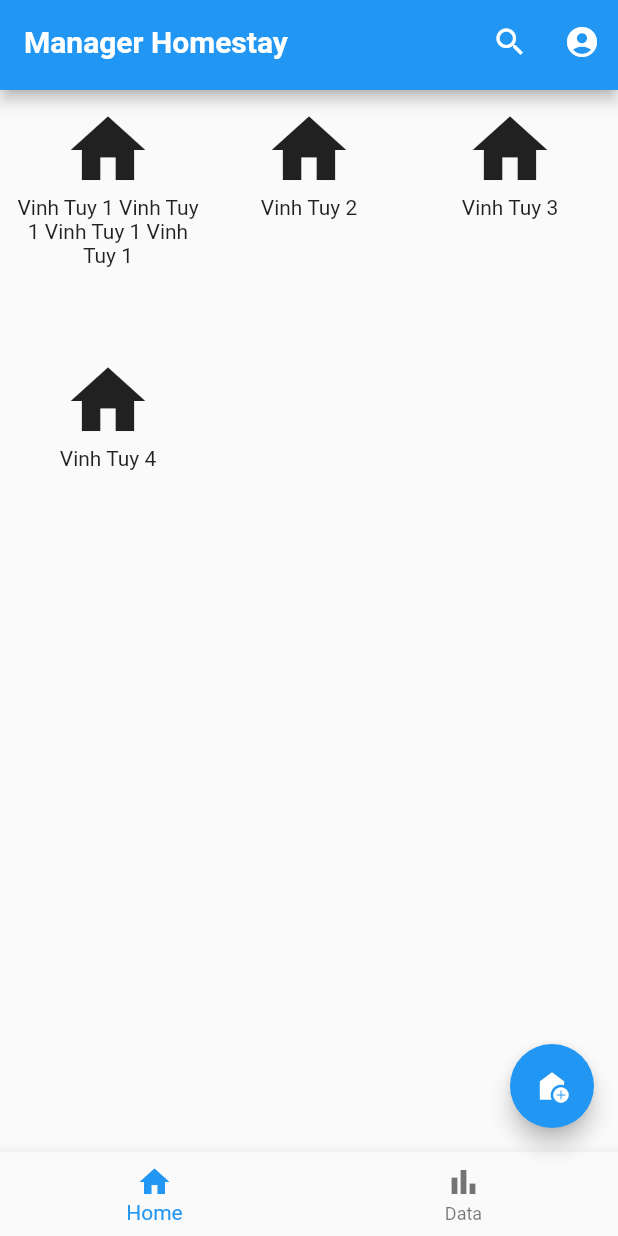
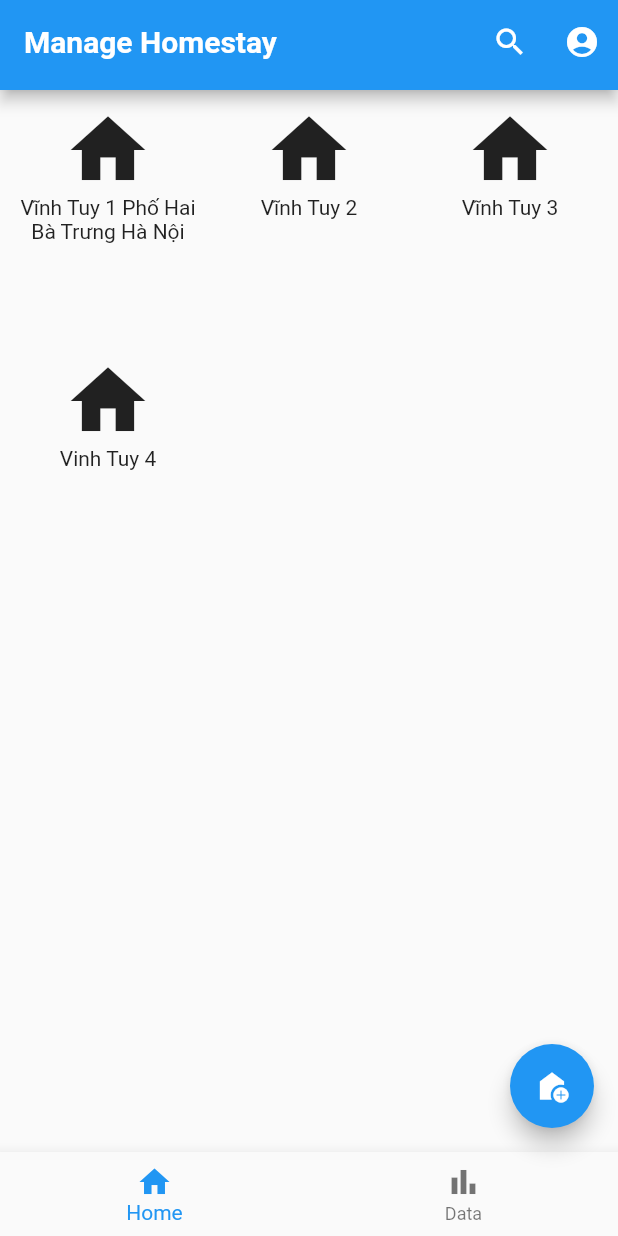
Before and after one commit to BigB0y95/manage_homestay, a Flutter app: the screen it shows after launch, after a tap on the "add home" icon, on a phone screen of 412 x 824 dp. Run offline on Flutter 3.47's test engine with Material 2 defaults, Android fonts, the phone set to English and light mode, and no system bars; our stand-ins replace get, infinite_scroll_pagination.

Commit message:
add source 2022/12/20

```diff
--- /dev/null
+++ b/lib/constants/strings.dart
@@ -0,0 +1,4 @@
+class Strings {
+  Strings._();
+  static const String appName = "Manage Homestay";
+}
--- a/lib/main.dart
+++ b/lib/main.dart
@@ -1,5 +1,8 @@
 import 'package:flutter/material.dart';
+import 'package:get/get_navigation/src/root/get_material_app.dart';
 import 'package:manager_homestay_app/widgets/my_home_page/my_home_page_widget.dart';
+
+import 'constants/strings.dart';
 
 void main() {
   runApp(const MyApp());
@@ -11,8 +14,8 @@ class MyApp extends StatelessWidget {
   // This widget is the root of your application.
   @override
   Widget build(BuildContext context) {
-    return MaterialApp(
-      title: 'Flutter Demo',
+    return GetMaterialApp(
+      title: Strings.appName,
       theme: ThemeData(
         // This is the theme of your application.
         //
--- a/lib/models/homestay.dart
+++ b/lib/models/homestay/homestay.dart
@@ -1,3 +1,4 @@
+import 'package:manager_homestay_app/models/room/room.dart';
 import 'package:manager_homestay_app/utils/commons.dart';
 
 class Homestay {
@@ -5,12 +6,10 @@ class Homestay {
   String? name;
   String? address;
   DateTime? operationStartDate;
+  List<Room>? rooms;
 
   Homestay(
-      {required this.id,
-      required this.name,
-      required this.address,
-      required this.operationStartDate});
+      {this.id, this.name, this.address, this.operationStartDate, this.rooms});
 
   Homestay.fromJson(dynamic json) {
     id = json['id'] ?? 0;
@@ -19,7 +18,14 @@ class Homestay {
     operationStartDate = json['operationStartDate'] != null
         ? Commons.formatDateTimeZone(json['operationStartDate'] as String)
         : null;
-    ;
+    rooms = [];
+    if (json['rooms'] != null) {
+      json['rooms'].forEach((v) {
+        if (v != null) {
+          rooms?.add(Room.fromJson(v));
+        }
+      });
+    }
   }
 
   Map<String, dynamic> toJson() {
@@ -28,6 +34,9 @@ class Homestay {
     map['name'] = name;
     map['address'] = address;
     map['operationStartDate'] = operationStartDate;
+    if (rooms != null) {
+      map['rooms'] = rooms?.map((v) => v.toJson()).toList();
+    }
     return map;
   }
 }
--- /dev/null
+++ b/lib/models/room/room.dart
@@ -0,0 +1,50 @@
+import 'package:manager_homestay_app/models/room_furniture/room_furniture.dart';
+import 'package:manager_homestay_app/utils/commons.dart';
+
+class Room {
+  int? id;
+  String? name;
+  // 0.thuê theo giờ - 1.thuê theo ngày - 2.thuê theo tháng - 3.thuê theo năm
+  int? type;
+  double? price;
+  // 0.trống - 1.đã có người thuê - 2.có người đặt trước - 3.đang sửa chữa - 4.không cho thuê nữa
+  int? status;
+  List<RoomFurniture>? roomFurniture;
+
+  Room(
+      {this.id,
+      this.name,
+      this.type,
+      this.price,
+      this.status,
+      this.roomFurniture});
+
+  Room.fromJson(dynamic json) {
+    id = json['id'] ?? 0;
+    name = json['name'] ?? '';
+    type = json['type'] ?? 0;
+    price = json['price'] ?? 0;
+    status = json['status'] ?? 0;
+    roomFurniture = [];
+    if (json['roomFurniture'] != null) {
+      json['roomFurniture']?.forEach((v) {
+        if (v != null) {
+          roomFurniture?.add(RoomFurniture.fromJson(v));
+        }
+      });
+    }
+  }
+
+  Map<String, dynamic> toJson() {
+    final map = <String, dynamic>{};
+    map['id'] = id;
+    map['name'] = name;
+    map['type'] = type;
+    map['price'] = price;
+    map['status'] = status;
+    if (roomFurniture != null) {
+      map['roomFurniture'] = roomFurniture?.map((v) => v.toJson()).toList();
+    }
+    return map;
+  }
+}
--- /dev/null
+++ b/lib/models/room_furniture/room_furniture.dart
@@ -0,0 +1,45 @@
+import 'package:manager_homestay_app/utils/commons.dart';
+
+class RoomFurniture {
+  int? id;
+  String? name;
+  int? number;
+  double? price;
+  int? status; // 0.tốt - 1.có hư hỏng nhẹ - 2.hư hỏng không dùng được
+  String? note;
+  DateTime? shoppingDay;
+
+  RoomFurniture(
+      {required this.id,
+      required this.name,
+      required this.number,
+      required this.price,
+      required this.status,
+      required this.note,
+      required this.shoppingDay});
+
+  RoomFurniture.fromJson(dynamic json) {
+    id = json['id'] ?? 0;
+    name = json['name'] ?? '';
+    number = json['number'] ?? 0;
+    price = json['price'] ?? 0;
+    price = json['status'] ?? 1;
+    price = json['note'] ?? '';
+    shoppingDay = json['shoppingDay'] != null
+        ? Commons.formatDateTimeZone(json['shoppingDay'] as String)
+        : null;
+    ;
+  }
+
+  Map<String, dynamic> toJson() {
+    final map = <String, dynamic>{};
+    map['id'] = id;
+    map['name'] = name;
+    map['number'] = number;
+    map['price'] = price;
+    map['status'] = status;
+    map['note'] = note;
+    map['shoppingDay'] = shoppingDay;
+    return map;
+  }
+}
--- a/lib/widgets/my_home_page/homestay_list_widget.dart
+++ b/lib/widgets/my_home_page/homestay_page/homestay_list_widget.dart
@@ -2,7 +2,8 @@ import 'package:flutter/cupertino.dart';
 import 'package:get/get.dart';
 import 'package:infinite_scroll_pagination/infinite_scroll_pagination.dart';
 import 'package:manager_homestay_app/constants/color.dart';
-import 'package:manager_homestay_app/models/homestay.dart';
+import 'package:manager_homestay_app/models/homestay/homestay.dart';
+import 'package:manager_homestay_app/models/room/room.dart';
 import 'package:manager_homestay_app/widgets/common/paginated_grid_widget.dart';
 
 import 'homestay_widget.dart';
@@ -30,17 +31,22 @@ class _HomestayListState extends State<HomestayList> {
   Future<void> _fetchPage(int page) async {
     homestayList.add(Homestay(
         id: 1,
-        name: 'Vinh Tuy 1 Vinh Tuy 1 Vinh Tuy 1 Vinh Tuy 1',
+        name: 'Vĩnh Tuy 1 Phố Hai Bà Trưng Hà Nội',
         address: 'Số 15, phố Vĩnh Tuy',
-        operationStartDate: DateTime.now()));
+        operationStartDate: DateTime.now(),
+        rooms: [
+          Room(id: 1, name: 'phòng 101', type: 0, price: 120000, status: 0),
+          Room(id: 2, name: 'phòng 102', type: 0, price: 120000, status: 1),
+          Room(id: 3, name: 'phòng 103', type: 0, price: 120000, status: 2)
+        ]));
     homestayList.add(Homestay(
         id: 2,
-        name: 'Vinh Tuy 2',
+        name: 'Vĩnh Tuy 2',
         address: 'Số 15, phố Vĩnh Tuy',
         operationStartDate: DateTime.now()));
     homestayList.add(Homestay(
         id: 3,
-        name: 'Vinh Tuy 3',
+        name: 'Vĩnh Tuy 3',
         address: 'Số 15, phố Vĩnh Tuy',
         operationStartDate: DateTime.now()));
     homestayList.add(Homestay(
--- a/lib/widgets/my_home_page/my_home_page_widget.dart
+++ b/lib/widgets/my_home_page/my_home_page_widget.dart
@@ -2,7 +2,7 @@ import 'package:flutter/cupertino.dart';
 import 'package:flutter/material.dart';
 import 'package:manager_homestay_app/widgets/common/app_bar_widget.dart';
 
-import 'homestay_list_widget.dart';
+import 'homestay_page/homestay_list_widget.dart';
 
 class MyHomePageWidget extends StatefulWidget {
   const MyHomePageWidget({Key? key}) : super(key: key);
@@ -21,10 +21,6 @@ class _MyHomePageWidgetState extends State<MyHomePageWidget> {
       'Index 1: Business',
       style: textBoldSize30,
     ),
-    Text(
-      'Index 2: School',
-      style: textBoldSize30,
-    ),
   ];
 
   void _onItemTapped(int index) {
@@ -33,19 +29,19 @@ class _MyHomePageWidgetState extends State<MyHomePageWidget> {
     });
   }
 
-  void _incrementCounter() {
+  void _addHomestay() {
     setState(() {});
   }
 
   @override
   Widget build(BuildContext context) {
     return Scaffold(
-      appBar: const AppBarWidget(title: 'Manager Homestay'),
+      appBar: const AppBarWidget(title: 'Manage Homestay'),
       body: Center(
         child: _widgetOptions.elementAt(_selectedIndex),
       ),
       floatingActionButton: FloatingActionButton(
-        onPressed: _incrementCounter,
+        onPressed: _addHomestay,
         tooltip: 'add homestay',
         child: const Icon(Icons.add_home),
       ),
```
Also changed, not shown: lib/widgets/my_home_page/homestay_page/homestay_widget.dart (renamed from lib/widgets/my_home_page/homestay_widget.dart, +6 -2 lines), lib/widgets/my_home_page/room_page/room_list_widget.dart (added, +29 -0 lines).
